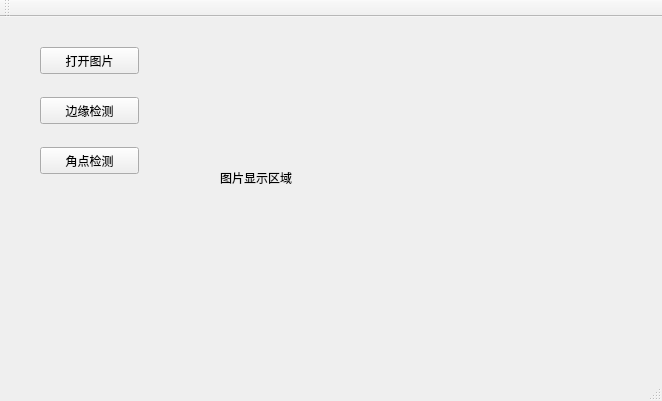
Above: Chapter 05/morphology/mainwindow.ui from bigfool/opencv-2-cookbook-src before the change. Below: the same form after it.
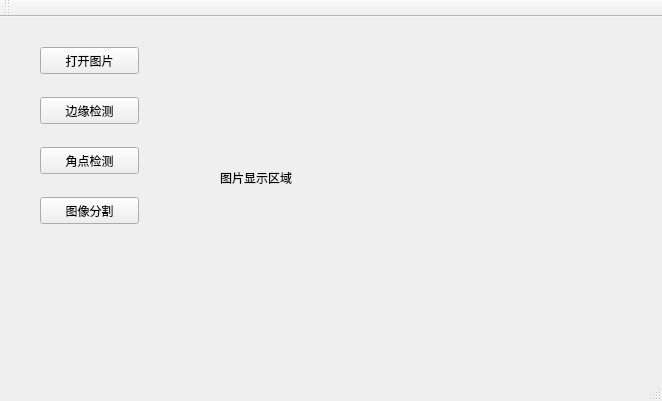
That is the form after the change.

Commit message: 完成使用分水岭算法分割图像的功能

```diff
--- a/Chapter 05/morphology/mainwindow.ui
+++ b/Chapter 05/morphology/mainwindow.ui
@@ -66,6 +66,19 @@
      <string>角点检测</string>
     </property>
    </widget>
+   <widget class="QPushButton" name="watershedButton">
+    <property name="geometry">
+     <rect>
+      <x>40</x>
+      <y>180</y>
+      <width>99</width>
+      <height>27</height>
+     </rect>
+    </property>
+    <property name="text">
+     <string>图像分割</string>
+    </property>
+   </widget>
   </widget>
   <widget class="QMenuBar" name="menuBar">
    <property name="geometry">
```
The commit also changes 9 other files.
